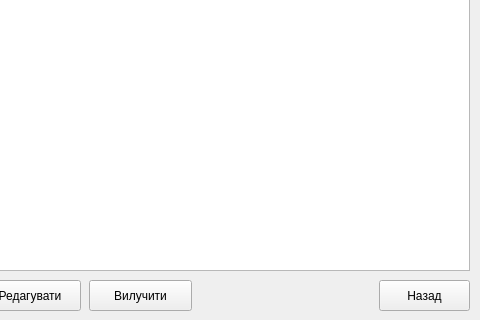
Shadowfank/ClinicRegistry, file doctorlist.ui: the form before one commit; both pictures show x 141 to 621 and y 200 to 520 of the 621 by 520 pixel window.
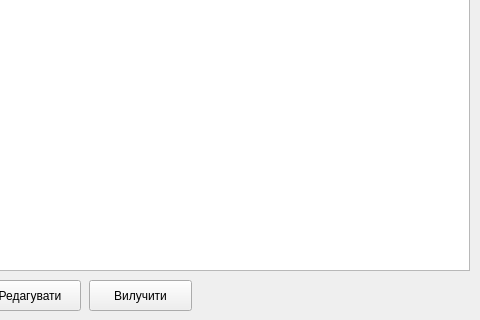
The form after the commit.

The edit to the form file:
```diff
--- a/doctorlist.ui
+++ b/doctorlist.ui
@@ -55,19 +55,6 @@
     <string>Вилучити</string>
    </property>
   </widget>
-  <widget class="QPushButton" name="pushButton_6">
-   <property name="geometry">
-    <rect>
-     <x>520</x>
-     <y>480</y>
-     <width>91</width>
-     <height>31</height>
-    </rect>
-   </property>
-   <property name="text">
-    <string>Назад</string>
-   </property>
-  </widget>
   <widget class="QWidget" name="layoutWidget">
    <property name="geometry">
     <rect>
```
